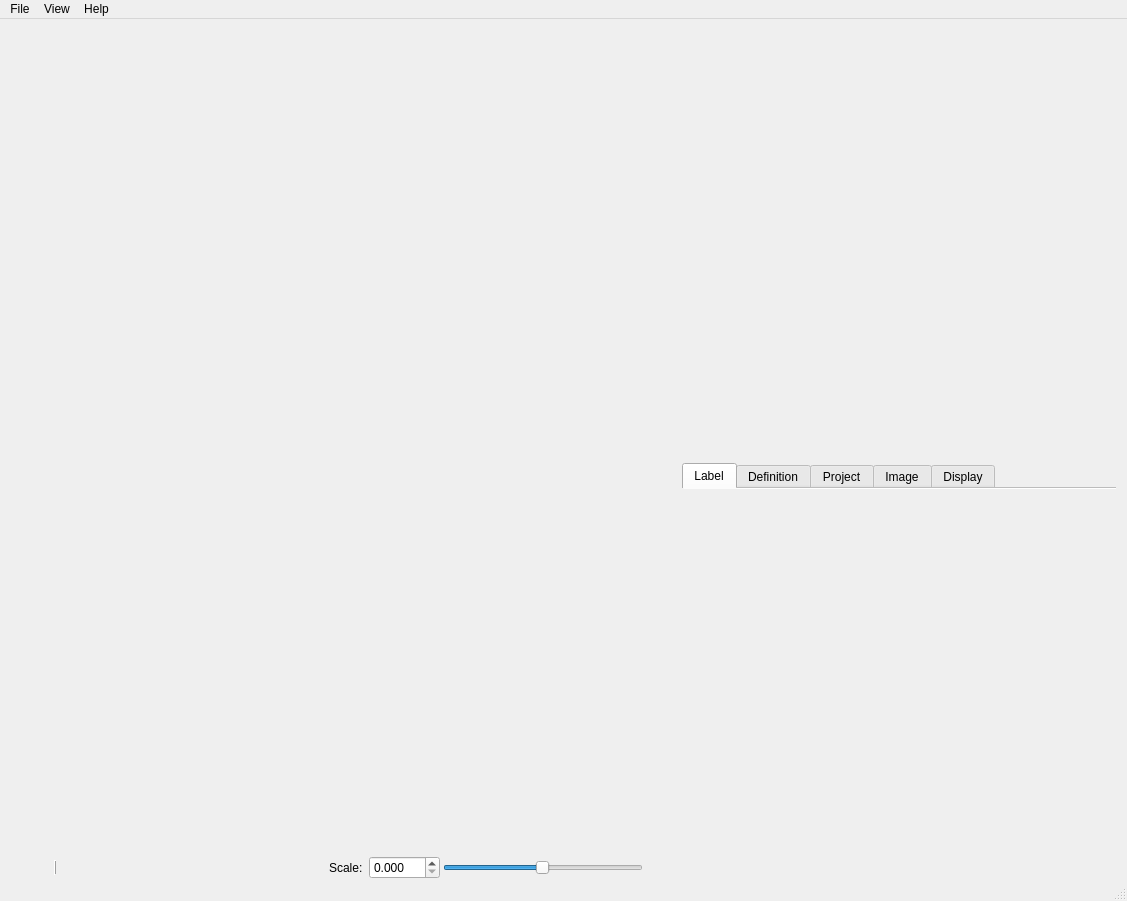
Before: the Qt Designer form anno/MainWindow.ui in urobots-io/anno, drawn with Qt 5.
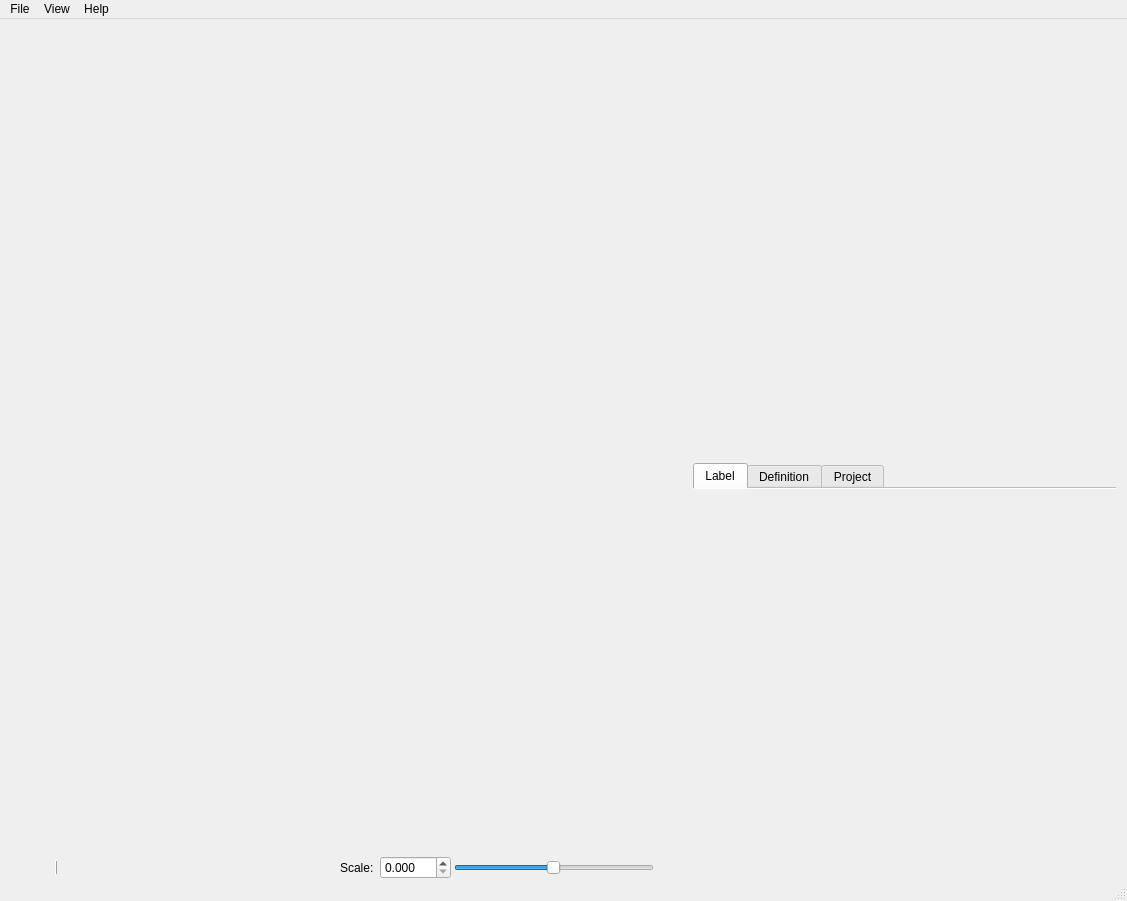
After: the same form once the commit is applied. Icons and pictures are not drawn. Custom widgets are drawn as their Qt base class.

Commit message: image and display tabs assigned to buttons at the end of the image toolbar

The edit to the form file:
```diff
--- a/anno/MainWindow.ui
+++ b/anno/MainWindow.ui
@@ -350,16 +350,6 @@
                 <string>Project</string>
                </attribute>
               </widget>
-              <widget class="ImagePropertiesWidget" name="image_properties">
-               <attribute name="title">
-                <string>Image</string>
-               </attribute>
-              </widget>
-              <widget class="ImageSettingsWidget" name="image_settings">
-               <attribute name="title">
-                <string>Display</string>
-               </attribute>
-              </widget>
              </widget>
             </widget>
            </item>
```
The commit also changes 6 other files.
